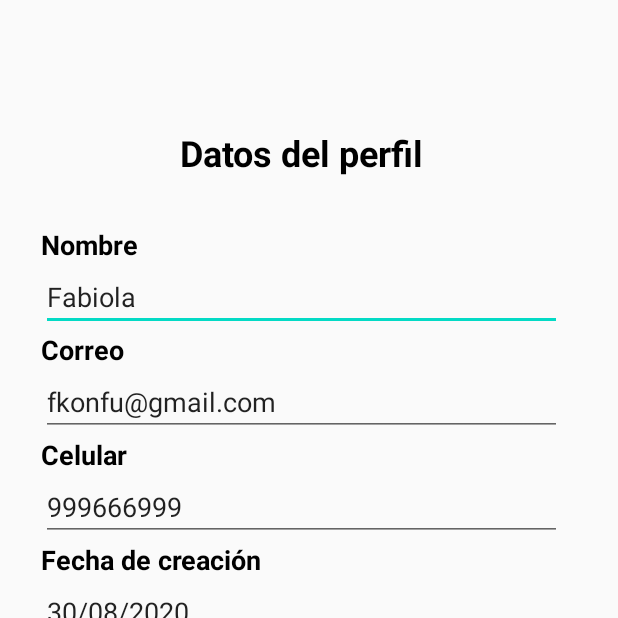
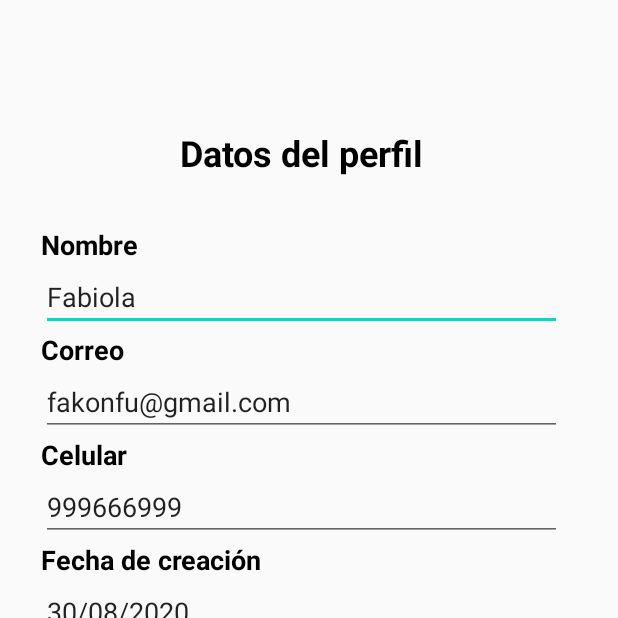
Before and after one commit to francocabanillas/copypasteapp, an Android app: the ProfileActivity screen opened directly, with no data from a screen before it, on a phone screen of 412 x 824 dp, the top half of it. Run offline under Robolectric (Android 15) with nearby library versions, the phone set to English and light mode, and no system bars; Roboto replaces fonts that are not available here.

Commit message:
mejoras varias en pantallas

```diff
--- a/app/src/main/res/layout/activity_profile.xml
+++ b/app/src/main/res/layout/activity_profile.xml
@@ -83,7 +83,7 @@
                     android:ems="10"
                     android:fontFamily="@font/roboto_light"
                     android:inputType="textPersonName"
-                    android:text="fkonfu@gmail.com" />
+                    android:text="fakonfu@gmail.com" />
 
                 <TextView
                     android:id="@+id/textView15"
```
